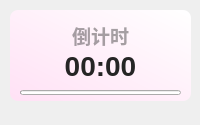
Old version of the form yukimura/widget-countdown.ui in the repository leohu1/CWThemes.
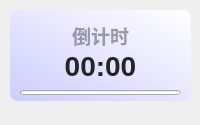
New version of the form. Icons and pictures are not drawn. Custom widgets are drawn as their Qt base class.

Commit message: Change Yukimura Theme Color

```diff
--- a/yukimura/widget-countdown.ui
+++ b/yukimura/widget-countdown.ui
@@ -129,8 +129,11 @@
      <height>91</height>
     </rect>
    </property>
+   <property name="autoFillBackground">
+    <bool>false</bool>
+   </property>
    <property name="styleSheet">
-    <string notr="true">background-color: qlineargradient(spread:pad, x1:0, y1:1, x2:1, y2:0, stop:0 rgba(255, 225, 245, 255), stop:1 rgba(255, 255, 255, 255));
+    <string notr="true">background-color: qlineargradient(spread:pad, x1:0, y1:1, x2:1, y2:0, stop:0 rgba(205, 205, 255, 255), stop:1 rgba(255, 255, 255, 255));
 border-radius: 8px</string>
    </property>
    <property name="text">
```
The commit also changes 5 other files.
